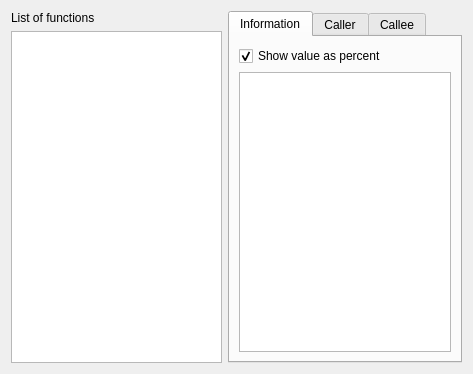
The window that config/ui/callgrindview.ui (KDE/kdev-valgrind) describes before a commit, drawn with Qt 5.
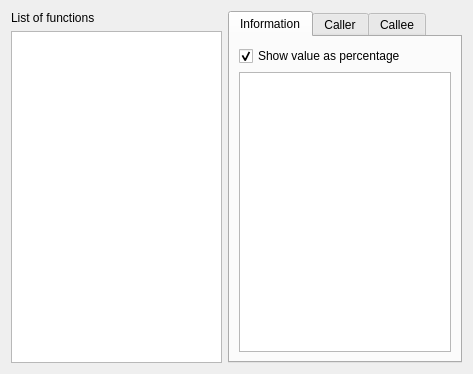
The same window after the commit.

```diff
--- a/config/ui/callgrindview.ui
+++ b/config/ui/callgrindview.ui
@@ -60,7 +60,7 @@
            <item>
             <widget class="QCheckBox" name="percentInformationEnabled">
              <property name="text">
-              <string>Show value as percent</string>
+              <string>Show value as percentage</string>
              </property>
              <property name="checked">
               <bool>true</bool>
```
